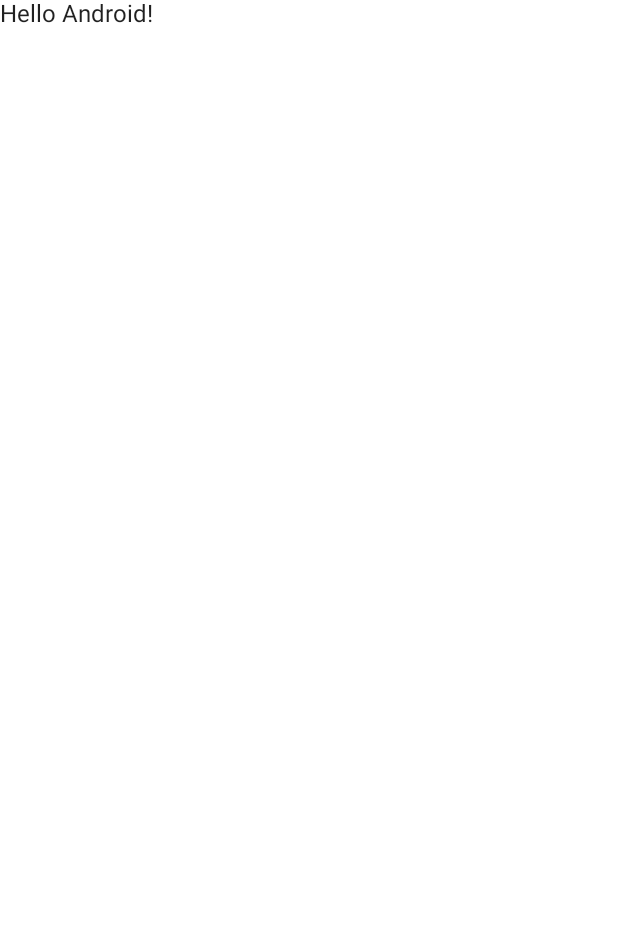
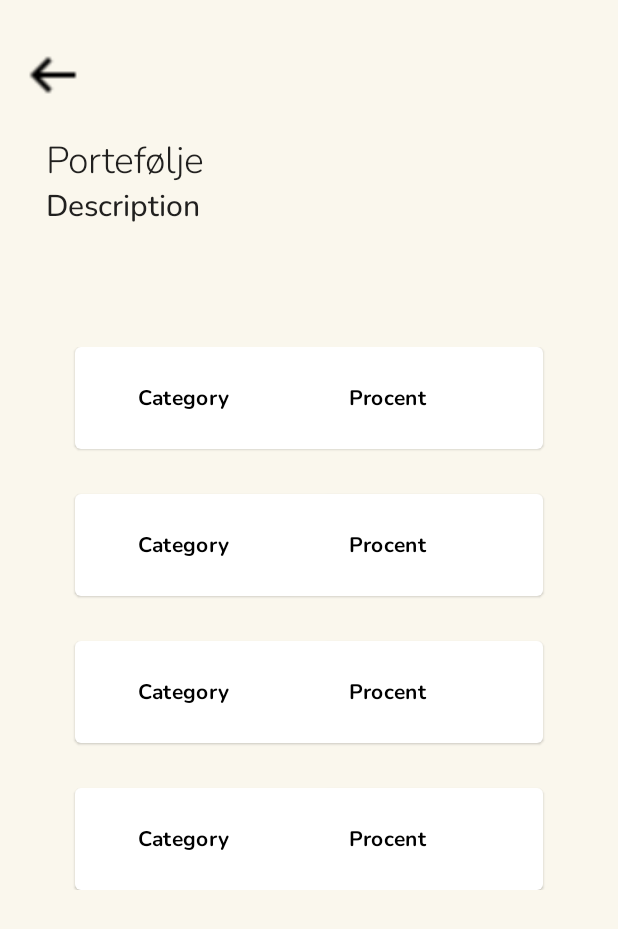
Before and after one commit to Stonebank/kind, an Android app built with Jetpack Compose: the screen it shows after launch (MainActivity), on a phone screen of 412 x 824 dp. Before the commit the part shown is almost empty. Shown: the top 929 px of the screen. Run offline under Robolectric (Android 15) with nearby library versions, the phone set to English and light mode, and no system bars.

Commit message:
portefølje

```diff
--- a/app/src/main/AndroidManifest.xml
+++ b/app/src/main/AndroidManifest.xml
@@ -1,6 +1,7 @@
 <?xml version="1.0" encoding="utf-8"?>
 <manifest xmlns:android="http://schemas.android.com/apk/res/android"
-    xmlns:tools="http://schemas.android.com/tools">
+    xmlns:tools="http://schemas.android.com/tools"
+    package="com.example.kind">
 
     <application
         android:allowBackup="true"
@@ -22,10 +23,6 @@
 
                 <category android:name="android.intent.category.LAUNCHER" />
             </intent-filter>
-
-            <meta-data
-                android:name="android.app.lib_name"
-                android:value="" />
         </activity>
     </application>
 
--- a/app/src/main/java/com/dtu/kd3/kind/MainActivity.kt
+++ b/app/src/main/java/com/dtu/kd3/kind/MainActivity.kt
@@ -1,44 +1,139 @@
-package com.dtu.kd3.kind
+package com.example.kind
 
 import android.os.Bundle
 import androidx.activity.ComponentActivity
 import androidx.activity.compose.setContent
-import androidx.compose.foundation.layout.fillMaxSize
-import androidx.compose.material.MaterialTheme
-import androidx.compose.material.Surface
-import androidx.compose.material.Text
+import androidx.compose.foundation.Image
+import androidx.compose.foundation.background
+import androidx.compose.foundation.layout.*
+import androidx.compose.foundation.lazy.LazyColumn
+import androidx.compose.foundation.shape.CircleShape
+import androidx.compose.material.*
 import androidx.compose.runtime.Composable
+import androidx.compose.ui.Alignment
 import androidx.compose.ui.Modifier
+import androidx.compose.ui.draw.clip
+import androidx.compose.ui.graphics.Color
+import androidx.compose.ui.graphics.Color.Companion.Black
+import androidx.compose.ui.layout.ContentScale
+import androidx.compose.ui.res.painterResource
+import androidx.compose.ui.text.style.TextAlign
 import androidx.compose.ui.tooling.preview.Preview
-import com.dtu.kd3.kind.ui.theme.KindTheme
+import androidx.compose.ui.unit.dp
+import androidx.compose.ui.unit.sp
+import com.breens.flowermeditationapp.ui.theme.*
+import com.breens.flowermeditationapp.ui.utils.*
+import com.example.kind.ui.theme.Grey
 
 class MainActivity : ComponentActivity() {
-
     override fun onCreate(savedInstanceState: Bundle?) {
         super.onCreate(savedInstanceState)
         setContent {
-            KindTheme {
-                // A surface container using the 'background' color from the theme
-                Surface(
-                    modifier = Modifier.fillMaxSize(),
-                    color = MaterialTheme.colors.background
+            FlowerMeditationAppTheme {
+                Column(
+                    modifier = Modifier
+                        .background(Grey)
+                        .fillMaxSize()
                 ) {
-                    Greeting("Android")
+                    HeaderProfileComponent()
+                    DonationCategoryComponent()
                 }
             }
         }
     }
+
+    @Preview
+    @Composable
+    fun HeaderProfileComponent() {
+        Image(
+            painter = painterResource(id = R.drawable.left),
+            contentDescription = "left",
+            contentScale = ContentScale.Crop,
+            modifier = Modifier
+                .padding(start = 15.dp, end = 30.dp, top = 30.dp)
+                .size(40.dp)
+                .clip(CircleShape)
+        )
+        Row(
+            horizontalArrangement = Arrangement.SpaceBetween,
+            modifier = Modifier
+                .fillMaxWidth()
+                .padding(start = 15.dp, end = 30.dp, top = 20.dp)  // porteføjle og description
+        ) {
+            Row(verticalAlignment = Alignment.CenterVertically) {
+
+                Column(modifier = Modifier.padding(start = 15.dp)) {
+                    Text(
+                        text = "Portefølje",
+                        fontFamily = nunitoLight,
+                        fontSize = 25.sp,
+                        textAlign = TextAlign.Start
+                    )
+                    Text(
+                        text = "Description",
+                        fontFamily = nunitoMedium,
+                        fontSize = 20.sp,
+                        textAlign = TextAlign.Start
+                    )
+                }
+            }
+
+        }
+    }
 }
 
+
 @Composable
-fun Greeting(name: String) {
-    Text(text = "Hello $name!")
+fun DonationCategoryComponent() {
+    val donationOptions = Donation_Category
+    LazyColumn(
+        Modifier.padding(start = 50.dp, top = 80.dp, end = 50.dp, bottom = 20.dp),
+        verticalArrangement = Arrangement.spacedBy(30.dp)
+    ) {
+        items(donationOptions.size) {
+            DonationOptionComponent(donationTypes = donationOptions[it])
+        }
+    }
 }
 
-@Preview(showBackground = true)
+@OptIn(ExperimentalMaterialApi::class)
 @Composable
-fun DefaultPreview() {
-    KindTheme {
-        Greeting("Android")
+fun DonationOptionComponent(donationTypes: Donationcategory) {
+    Card(
+        // shape = RoundedCornerShape(0.dp),
+        modifier = Modifier.fillMaxSize(),
+    ) {
+        Column(
+            verticalArrangement = Arrangement.SpaceEvenly,
+            horizontalAlignment = Alignment.Start,
+            modifier = Modifier.padding(start = 30.dp, top = 10.dp, end = 30.dp, bottom = 10.dp)
+        ) {
+            Row(horizontalArrangement = Arrangement.spacedBy(55.dp)) {
+                Chip(
+                    onClick = { /*TODO*/ },
+                    colors = ChipDefaults.chipColors(
+                        contentColor = Black,
+                        backgroundColor = donationTypes.timeBackgroundColor
+                    ),
+                    //  shape = RoundedCornerShape(10.dp)
+                ) {
+                    Text(text = donationTypes.category, fontFamily = nunitoBold)
+                }
+
+
+                Chip(
+                    onClick = { /*TODO*/ },
+                    colors = ChipDefaults.chipColors(
+                        contentColor = Color.Black,
+                        backgroundColor = Color.White
+                    ),
+                    //shape = RoundedCornerShape(8.dp)
+                ) {
+                    Text(text = donationTypes.procent, fontFamily = nunitoBold)
+                }
+            }
+
+
+        }
     }
 }
--- a/app/src/main/java/com/dtu/kd3/kind/ui/theme/Color.kt
+++ b/app/src/main/java/com/dtu/kd3/kind/ui/theme/Color.kt
@@ -1,8 +1,13 @@
-package com.dtu.kd3.kind.ui.theme
+package com.example.kind.ui.theme
 
 import androidx.compose.ui.graphics.Color
+
 
 val Purple200 = Color(0xFFBB86FC)
 val Purple500 = Color(0xFF6200EE)
 val Purple700 = Color(0xFF3700B3)
 val Teal200 = Color(0xFF03DAC5)
+val Green = Color(0xFFB3DEC7)
+val Yellow = Color(0xFFFBF1A3)
+val Black = Color(0xFF2C2C2C)
+val Grey = Color(0xFFFAF7ED)
--- a/app/src/main/java/com/dtu/kd3/kind/ui/theme/Shape.kt
+++ b/app/src/main/java/com/dtu/kd3/kind/ui/theme/Shape.kt
@@ -1,4 +1,4 @@
-package com.dtu.kd3.kind.ui.theme
+package com.example.kind.ui.theme
 
 import androidx.compose.foundation.shape.RoundedCornerShape
 import androidx.compose.material.Shapes
--- a/app/src/main/java/com/dtu/kd3/kind/ui/theme/Theme.kt
+++ b/app/src/main/java/com/dtu/kd3/kind/ui/theme/Theme.kt
@@ -1,10 +1,12 @@
-package com.dtu.kd3.kind.ui.theme
+package com.breens.flowermeditationapp.ui.theme
 
 import androidx.compose.foundation.isSystemInDarkTheme
 import androidx.compose.material.MaterialTheme
+import androidx.compose.material.Shapes
 import androidx.compose.material.darkColors
 import androidx.compose.material.lightColors
 import androidx.compose.runtime.Composable
+import com.example.kind.ui.theme.*
 
 private val DarkColorPalette = darkColors(
     primary = Purple200,
@@ -28,7 +30,10 @@ private val LightColorPalette = lightColors(
 )
 
 @Composable
-fun KindTheme(darkTheme: Boolean = isSystemInDarkTheme(), content: @Composable () -> Unit) {
+fun FlowerMeditationAppTheme(
+    darkTheme: Boolean = isSystemInDarkTheme(),
+    content: @Composable () -> Unit
+) {
     val colors = if (darkTheme) {
         DarkColorPalette
     } else {
--- a/app/src/main/java/com/dtu/kd3/kind/ui/theme/Type.kt
+++ b/app/src/main/java/com/dtu/kd3/kind/ui/theme/Type.kt
@@ -1,10 +1,17 @@
-package com.dtu.kd3.kind.ui.theme
+package com.breens.flowermeditationapp.ui.theme
 
 import androidx.compose.material.Typography
 import androidx.compose.ui.text.TextStyle
+import androidx.compose.ui.text.font.Font
 import androidx.compose.ui.text.font.FontFamily
 import androidx.compose.ui.text.font.FontWeight
 import androidx.compose.ui.unit.sp
+import com.example.kind.R
+
+val nunitoLight = FontFamily(Font(R.font.nunito_light))
+val nunitoRegular = FontFamily(Font(R.font.nunito_regular))
+val nunitoMedium = FontFamily(Font(R.font.nunito_medium))
+val nunitoBold = FontFamily(Font(R.font.nunito_bold))
 
 // Set of Material typography styles to start with
 val Typography = Typography(
--- /dev/null
+++ b/app/src/main/java/com/dtu/kd3/kind/ui/utils/Constants.kt
@@ -0,0 +1,34 @@
+package com.breens.flowermeditationapp.ui.utils
+
+import androidx.compose.ui.graphics.Color
+
+val Donation_Category = listOf(
+    Donationcategory(
+        "Category",
+        "Procent",
+        Color.White,
+        Color.Yellow,
+        Color.White
+    ),
+    Donationcategory(
+        "Category",
+        "Procent",
+        Color.White,
+        Color.Yellow,
+        Color.White
+    ),
+    Donationcategory(
+        "Category",
+        "Procent",
+        Color.White,
+        Color.Yellow,
+        Color.White
+    ),
+    Donationcategory(
+        "Category",
+        "Procent",
+        Color.White,
+        Color.Yellow,
+        Color.White
+
+))
--- /dev/null
+++ b/app/src/main/java/com/dtu/kd3/kind/ui/utils/DonationCategory.kt
@@ -0,0 +1,12 @@
+package com.breens.flowermeditationapp.ui.utils
+
+import androidx.compose.ui.graphics.Color
+
+data class Donationcategory(
+    val category: String,
+    val procent: String,
+    val backgroundColor: Color,
+    val contentColor: Color,
+    val timeBackgroundColor: Color
+
+)
--- /dev/null
+++ b/app/src/main/java/com/dtu/kd3/kind/ui/utils/FilterContent.kt
@@ -0,0 +1,9 @@
+package com.breens.flowermeditationapp.ui.utils
+
+import androidx.compose.ui.graphics.Color
+
+data class FilterContent(
+    val contentColor: Color,
+    val backgroundColor: Color,
+    val filterText: String
+)
--- /dev/null
+++ b/app/src/main/res/font/font.xml
@@ -0,0 +1,6 @@
+<?xml version="1.0" encoding="utf-8"?>
+<font-family xmlns:android="http://schemas.android.com/apk/res/android">
+
+
+
+</font-family>
--- a/app/src/main/res/values/colors.xml
+++ b/app/src/main/res/values/colors.xml
@@ -1,5 +1,8 @@
 <?xml version="1.0" encoding="utf-8"?>
 <resources>
+
+    <color name="green">#57694A</color>
+    <color name="gray">#FFFAF7ED</color>
     <color name="purple_200">#FFBB86FC</color>
     <color name="purple_500">#FF6200EE</color>
     <color name="purple_700">#FF3700B3</color>
--- a/build.gradle
+++ b/build.gradle
@@ -1,10 +1,14 @@
 buildscript {
     ext {
-        compose_ui_version = '1.1.1'
+        compose_version = '1.2.0-alpha07'
     }
 }// Top-level build file where you can add configuration options common to all sub-projects/modules.
 plugins {
-    id 'com.android.application' version '7.3.0' apply false
-    id 'com.android.library' version '7.3.0' apply false
+    id 'com.android.application' version '7.2.2' apply false
+    id 'com.android.library' version '7.2.2' apply false
     id 'org.jetbrains.kotlin.android' version '1.6.10' apply false
 }
+
+task clean(type: Delete) {
+    delete rootProject.buildDir
+}
```
Also changed, not shown: app/build.gradle (+8 -9 lines), app/src/main/res/drawable/left.png (added), app/src/main/res/font/nunito_bold.ttf (added), app/src/main/res/font/nunito_light.ttf (added), app/src/main/res/font/nunito_medium.ttf (added), app/src/main/res/font/nunito_regular.ttf (added).
